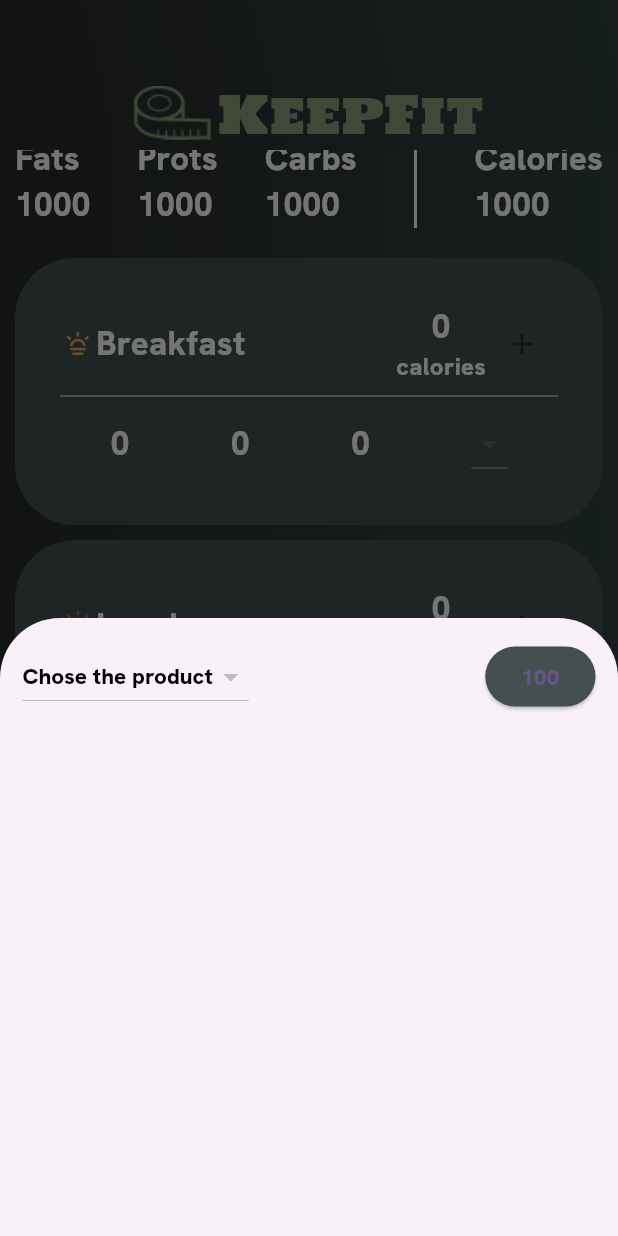
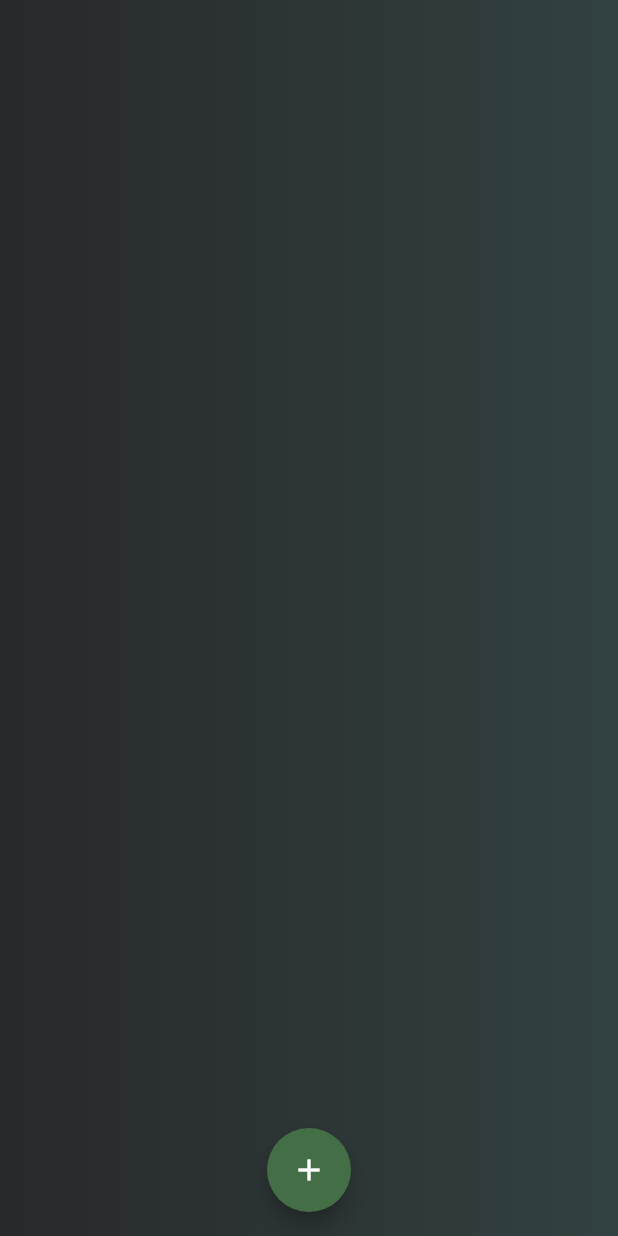
Before and after one commit to furnenshv123/keep_fit, a Flutter app: the screen it shows after launch, scrolled down 210 dp, after a tap on the "add" icon, on a phone screen of 412 x 824 dp. Run offline on Flutter 3.47's test engine with Material 3 defaults, Android fonts, the phone set to English and light mode, and no system bars; drawn by our look-alikes of table_calendar; our stand-ins replace auto_route, bloc, cloud_firestore, dartz, equatable, firebase_auth and 3 more; accounts and stored records are empty.

Commit message:
page product realize (correct mistakes)

```diff
--- a/lib/config/router/router.dart
+++ b/lib/config/router/router.dart
@@ -16,6 +16,7 @@ class AppRouter extends RootStackRouter{
       ]),
 
     ]),
+    AutoRoute(page: ProductRouteWidget.page, path: '/')
   ];
 
 }
--- /dev/null
+++ b/lib/features/diary/domain/entities/ingredient_user_entity.dart
@@ -0,0 +1,30 @@
+import 'package:equatable/equatable.dart';
+
+class IngredientUserEntity extends Equatable {
+  int calories;
+  String name;
+  int proteins;
+  int carbohydrates;
+  int fats;
+  String urlPicture;
+  int weight;
+
+  IngredientUserEntity(
+      {required this.calories,
+      required this.name,
+      required this.proteins,
+      required this.carbohydrates,
+      required this.fats,
+      required this.urlPicture,
+      required this.weight});
+  @override
+  List<Object?> get props => [
+        calories,
+        name,
+        proteins,
+        carbohydrates,
+        fats,
+        urlPicture,
+        weight,
+      ];
+}
--- a/lib/features/diary/presentation/bloc/bloc/ingredient_bloc/ingredient_state.dart
+++ b/lib/features/diary/presentation/bloc/bloc/ingredient_bloc/ingredient_state.dart
@@ -5,6 +5,8 @@ sealed class IngredientState extends Equatable {
 
   @override
   List<Object> get props => [];
+
+
 }
 
 final class IngredientInitial extends IngredientState {}
--- a/lib/features/diary/presentation/bloc/bloc/meal_bloc/meals_bloc_bloc.dart
+++ b/lib/features/diary/presentation/bloc/bloc/meal_bloc/meals_bloc_bloc.dart
@@ -14,7 +14,7 @@ class MealsBlocBloc extends Bloc<MealsBlocEvent, MealsBlocState> {
       resultIngredient.fold((l){
         emit(MealLoadFailure());
       }, (data){
-        emit(MealAcceptState(ingredient: data));
+        emit(MealAcceptState(ingredient: data, index: event.index, weight: event.weight));
       });
     });
   }
--- a/lib/features/diary/presentation/bloc/bloc/meal_bloc/meals_bloc_event.dart
+++ b/lib/features/diary/presentation/bloc/bloc/meal_bloc/meals_bloc_event.dart
@@ -10,6 +10,6 @@ sealed class MealsBlocEvent extends Equatable {
 final class MealWeightPost extends MealsBlocEvent{
   final String name;
   final int weight;
-
-  MealWeightPost({required this.name, required this.weight});
+  final int index;
+  MealWeightPost({required this.index, required this.name, required this.weight});
 }
--- a/lib/features/diary/presentation/bloc/bloc/meal_bloc/meals_bloc_state.dart
+++ b/lib/features/diary/presentation/bloc/bloc/meal_bloc/meals_bloc_state.dart
@@ -18,9 +18,10 @@ final class MealsBlocLoaded extends MealsBlocState implements Equatable{
 }
 
 final class MealAcceptState extends MealsBlocState{
- final IngredientEntity ingredient;
-
-  MealAcceptState({required this.ingredient});
+  final IngredientEntity ingredient;
+  final int index;
+  final int weight;
+  const MealAcceptState({required this.ingredient, required this.index, required this.weight});
 }
 
 final class MealLoadFailure extends MealsBlocState{}
--- a/lib/features/diary/presentation/widgets/meal_widget.dart
+++ b/lib/features/diary/presentation/widgets/meal_widget.dart
@@ -1,11 +1,12 @@
+import 'package:auto_route/auto_route.dart';
 import 'package:flutter/material.dart';
 
 import 'package:flutter_bloc/flutter_bloc.dart';
+import 'package:keep_fit/config/router/router.gr.dart';
 import 'package:keep_fit/features/diary/data/models/meal_model.dart';
 import 'package:keep_fit/features/diary/domain/entities/ingredient_entity.dart';
 import 'package:keep_fit/features/diary/presentation/bloc/bloc/ingredient_bloc/ingredient_bloc.dart';
 import 'package:keep_fit/features/diary/presentation/bloc/bloc/meal_bloc/meals_bloc_bloc.dart';
-import 'package:keep_fit/features/diary/presentation/widgets/sheet_product_widget.dart';
 
 import 'package:keep_fit/themes/colors.dart';
 
@@ -29,13 +30,14 @@ class MealWidget extends StatefulWidget {
 
 class _MealWidgetState extends State<MealWidget> {
   List<IngredientEntity> ingredients = [];
-  IngredientEntity basicIngredient = IngredientEntity(calories: 0, name: '', proteins: 0, carbohydrates: 0, fats: 0, urlPicture: '');
+
   @override
   Widget build(BuildContext context) {
     return MultiBlocProvider(
       providers: [
         BlocProvider<MealsBlocBloc>(create: (context) => MealsBlocBloc()),
-        BlocProvider<IngredientBloc>(create: (context) => IngredientBloc()),],
+        BlocProvider<IngredientBloc>(create: (context) => IngredientBloc()),
+      ],
       // child: BlocBuilder<MealsBlocBloc, MealsBlocState>(
       //   builder: (context, state) {
       //     if(state is MealAcceptState){
@@ -96,7 +98,7 @@ class _MealWidgetState extends State<MealWidget> {
                         for (var element in ingredients) {
                           widget.model.allCalories += element.calories;
                           widget.model.allCarbohydrates +=
-                          element.carbohydrates;
+                              element.carbohydrates;
                           widget.model.allFats += element.fats;
                           widget.model.allProteins += element.proteins;
                         }
@@ -125,42 +127,7 @@ class _MealWidgetState extends State<MealWidget> {
                     IconButton(
                         splashColor: Colors.black,
                         onPressed: () {
-                          showModalBottomSheet(
-                              context: context,
-                              isScrollControlled: true,
-                              shape: const RoundedRectangleBorder(
-                                  borderRadius: BorderRadius.only(
-                                topLeft: Radius.circular(40),
-                                topRight: Radius.circular(40.0),
-                              )),
-                              useSafeArea: true,
-                              builder: (context) {
-                                return DraggableScrollableSheet(
-                                  expand: false,
-                                  snap: true,
-                                  builder: (context, scrollController) {
-
-                                    return ListView.builder(
-                                      controller: scrollController,
-                                      padding: const EdgeInsets.all(15),
-                                      itemCount: ingredients.length+1,
-                                      itemBuilder: (context, index) {
-
-                                        if(index == ingredients.length+1){
-                                          return Container(child: IconButton(onPressed: (){
-                                            setState(() {
-                                              ingredients.add(basicIngredient);
-                                            });
-
-                                          }, icon: const Icon(Icons.add),));
-                                        }
-
-                                        return SheetProductWidget();
-                                      },
-                                    );
-                                  },
-                                );
-                              });
+                          AutoRouter.of(context).push(ProductRouteWidget(ingredients: []));
                         },
                         icon: const Icon(
                           Icons.add,
--- /dev/null
+++ b/lib/features/diary/presentation/widgets/product_page_widget.dart
@@ -0,0 +1,195 @@
+import 'package:auto_route/auto_route.dart';
+import 'package:flutter/material.dart';
+import 'package:flutter/services.dart';
+import 'package:flutter_bloc/flutter_bloc.dart';
+import 'package:keep_fit/features/diary/domain/entities/ingredient_entity.dart';
+import 'package:keep_fit/features/diary/domain/entities/ingredient_user_entity.dart';
+import 'package:keep_fit/features/diary/presentation/bloc/bloc/meal_bloc/meals_bloc_bloc.dart';
+import 'package:keep_fit/features/diary/presentation/widgets/product_widget.dart';
+import 'package:keep_fit/themes/colors.dart';
+
+@RoutePage()
+class ProductPageWidget extends StatefulWidget {
+  ProductPageWidget({super.key, required this.ingredients});
+  List<IngredientUserEntity> ingredients;
+  @override
+  State<ProductPageWidget> createState() => _ProductPageWidgetState();
+}
+
+class _ProductPageWidgetState extends State<ProductPageWidget> {
+  void changeIngredient(int index, IngredientEntity ingredient, int weight){
+    widget.ingredients[index].calories = (ingredient.calories  / 100 * weight).toInt();
+    widget.ingredients[index].carbohydrates = (ingredient.carbohydrates  / 100 * weight).toInt();
+    widget.ingredients[index].fats = (ingredient.fats  / 100 * weight).toInt();
+    widget.ingredients[index].proteins = (ingredient.proteins  / 100 * weight).toInt();
+    widget.ingredients[index].name = ingredient.name;
+    widget.ingredients[index].weight = weight;
+  }
+  @override
+  Widget build(BuildContext context) {
+    return BlocProvider(
+      create: (context) => MealsBlocBloc(),
+      child: BlocBuilder<MealsBlocBloc, MealsBlocState>(
+        builder: (context, state) {
+          if(state is MealAcceptState){
+            changeIngredient(state.index, state.ingredient, state.weight);
+          }
+          return Scaffold(
+            floatingActionButtonLocation:
+                FloatingActionButtonLocation.centerFloat,
+            floatingActionButton: FloatingActionButton(
+              backgroundColor: AppColors.colorForFloating,
+              onPressed: () {
+                widget.ingredients.add(IngredientUserEntity(
+                    calories: 0,
+                    name: '',
+                    proteins: 0,
+                    carbohydrates: 0,
+                    fats: 0,
+                    urlPicture: '',
+                    weight: 100));
+                setState(() {
+                  print(widget.ingredients);
+                });
+
+              },
+              shape: const CircleBorder(),
+              child: const Icon(
+                Icons.add,
+                color: Colors.white,
+              ),
+            ),
+            body: BlocBuilder<MealsBlocBloc, MealsBlocState>(
+              builder: (context, state) {
+                return Container(
+                  padding: const EdgeInsets.all(10),
+                  decoration:
+                      const BoxDecoration(gradient: AppColors.gradientApp),
+                  child: ListView.builder(
+                    itemCount: widget.ingredients.length,
+                    itemBuilder: (context, index) {
+                      return ProductWidget(
+                        name: widget.ingredients[index].name == ''
+                            ? ''
+                            : widget.ingredients[index].name,
+                        weight: widget.ingredients[index].weight,
+                        index: index,
+                      );
+                    },
+                  ),
+                );
+              },
+            ),
+          );
+        },
+      ),
+    );
+  }
+}
+
+
+
+// DropdownButton(
+//                 borderRadius: BorderRadius.circular(40),
+//                 value: dropDownValue,
+//                 style: const TextStyle(
+//                     color: Colors.black, fontFamily: "Hanken", fontSize: 15),
+//                 hint: const Text(
+//                   'Chose the product',
+//                   style: TextStyle(
+//                       fontFamily: "Hanken", fontSize: 15, color: Colors.black),
+//                 ),
+//                 items: state.listIngredients
+//                     .map((value) => DropdownMenuItem(
+//                           value: value.name,
+//                           child: Text(value.name),
+//                         ))
+//                     .toList(),
+//                 onChanged: (value) {
+//                   setState(() {
+//                     dropDownValue = value;
+//                   });
+//                 },
+//               ),
+
+
+
+// ElevatedButton(
+//                   style: const ButtonStyle(
+//                     backgroundColor: MaterialStatePropertyAll<Color?>(
+//                         AppColors.colorForMealWidgets),
+//                   ),
+//                   onPressed: () {
+//                     showDialog(
+//                       context: context,
+//                       builder: (context) {
+//                         return AlertDialog(
+//                           backgroundColor: Colors.white,
+//                           shape: OutlineInputBorder(
+//                               borderRadius: BorderRadius.circular(40)),
+//                           title: const Text('Enter the weight',
+//                               style: TextStyle(
+//                                   color: Colors.black,
+//                                   fontFamily: "Hanken",
+//                                   fontSize: 22)),
+//                           content: TextField(
+//                             cursorColor: AppColors.blackAppColor,
+//                             decoration: const InputDecoration(
+//                                 filled: true,
+//                                 fillColor: Colors.white,
+//                                 border: OutlineInputBorder(
+//                                     borderRadius:
+//                                         BorderRadius.all(Radius.circular(40))),
+//                                 focusedBorder: OutlineInputBorder(
+//                                     borderRadius:
+//                                         BorderRadius.all(Radius.circular(40)),
+//                                     borderSide: BorderSide(width: 3))),
+//                             controller: weightController,
+//                             obscureText: false,
+//                           ),
+//                           actions: [
+//                             TextButton(
+//                                 onPressed: () {
+//                                   Navigator.of(context).pop();
+//                                 },
+//                                 child: const Text('Cancel',
+//                                     style: TextStyle(
+//                                         color: Colors.black,
+//                                         fontFamily: "Hanken",
+//                                         fontSize: 15))),
+//                             TextButton(
+//                                 onPressed: () {
+//                                   //context.select((MealsBlocBloc bloc)=>bloc.add(MealWeightPost(name: dropDownValue!, weight: widget.weight)) );
+
+
+
+//                                 },
+//                                 child: Container(
+//                                   padding: const EdgeInsets.all(6),
+//                                   child: const Text(
+//                                     'Accept',
+//                                     style: TextStyle(
+//                                         color: Colors.white,
+//                                         fontFamily: "Hanken",
+//                                         fontSize: 15),
+//                                   ),
+//                                   decoration: BoxDecoration(
+//                                       color: AppColors.firstForGradient,
+//                                       borderRadius: BorderRadius.circular(20)),
+//                                 )),
+//                           ],
+//                         );
+//                       },
+//                     );
+
+//                   },
+
+//                     Text(
+//                         widget.weight.toString(),
+//                         style: const TextStyle(
+//                           fontFamily: "Hanken",
+//                           fontSize: 15,
+//                           color: Colors.white
+//                         ),
+//                       );
+//                    )
--- a/lib/features/diary/presentation/widgets/sheet_product_widget.dart
+++ /dev/null
@@ -1,151 +0,0 @@
-import 'package:flutter/material.dart';
-import 'package:flutter_bloc/flutter_bloc.dart';
-
-import 'package:keep_fit/features/diary/presentation/bloc/bloc/ingredient_bloc/ingredient_bloc.dart';
-import 'package:keep_fit/features/diary/presentation/bloc/bloc/meal_bloc/meals_bloc_bloc.dart';
-
-import 'package:keep_fit/themes/colors.dart';
-
-class SheetProductWidget extends StatefulWidget {
-  SheetProductWidget({super.key, this.weight = 100});
-  int weight;
-
-  @override
-  State<SheetProductWidget> createState() => _SheetProductWidgetState();
-}
-
-class _SheetProductWidgetState extends State<SheetProductWidget> {
-  final weightController = TextEditingController();
-  String? dropDownValue;
-  @override
-  Widget build(BuildContext context) {
-    return BlocProvider(
-      create: (context) => IngredientBloc()..add(IngredientGetEvent()),
-      child: Container(
-        child: Row(
-          mainAxisAlignment: MainAxisAlignment.spaceBetween,
-          children: [
-            BlocBuilder<IngredientBloc, IngredientState>(
-              builder: (context, state) {
-                if (state is IngerdientLoaded) {
-                  return DropdownButton(
-                    borderRadius: BorderRadius.circular(40),
-                    value: dropDownValue,
-                    style: const TextStyle(
-                        color: Colors.black,
-                        fontFamily: "Hanken",
-                        fontSize: 15),
-                    hint: const Text(
-                      'Chose the product',
-                      style: TextStyle(
-                          fontFamily: "Hanken",
-                          fontSize: 15,
-                          color: Colors.black),
-                    ),
-                    items: state.listIngredients
-                        .map((value) => DropdownMenuItem(
-                              value: value.name,
-                              child: Text(value.name),
-                            ))
-                        .toList(),
-                    onChanged: (value) {
-                      setState(() {
-                        dropDownValue = value;
-                      });
-                    },
-                  );
-                }
-                if (state is IngredientLoadFailure) {
-                  return Container(
-                    child: Text('Failure'),
-                  );
-                }
-                return Container();
-              },
-            ),
-            ElevatedButton(
-                style: const ButtonStyle(
-                  backgroundColor: MaterialStatePropertyAll<Color?>(
-                      AppColors.colorForMealWidgets),
-                ),
-                onPressed: () {
-                  showDialog(
-                    context: context,
-                    builder: (context) {
-                      return AlertDialog(
-                        backgroundColor: Colors.white,
-                        shape: OutlineInputBorder(
-                            borderRadius: BorderRadius.circular(40)),
-                        title: const Text('Enter the weight',
-                            style: TextStyle(
-                                color: Colors.black,
-                                fontFamily: "Hanken",
-                                fontSize: 22)),
-                        content: TextField(
-                          cursorColor: AppColors.blackAppColor,
-                          decoration: const InputDecoration(
-                              filled: true,
-                              fillColor: Colors.white,
-                              border: OutlineInputBorder(
-                                  borderRadius:
-                                      BorderRadius.all(Radius.circular(40))),
-                              focusedBorder: OutlineInputBorder(
-                                  borderRadius:
-                                      BorderRadius.all(Radius.circular(40)),
-                                  borderSide: BorderSide(width: 3))),
-                          controller: weightController,
-                          obscureText: false,
-                        ),
-                        actions: [
-                          TextButton(
-                              onPressed: () {
-                                Navigator.of(context).pop();
-                              },
-                              child: const Text('Cancel',
-                                  style: TextStyle(
-                                      color: Colors.black,
-                                      fontFamily: "Hanken",
-                                      fontSize: 15))),
-                          TextButton(
-                              onPressed: () {
-                                context.select((MealsBlocBloc bloc) =>
-                                    bloc.add(MealWeightPost(
-                                        name: dropDownValue!,
-                                        weight: int.parse(
-                                            weightController.text))));
-                              },
-                              child: Container(
-                                padding: const EdgeInsets.all(6),
-                                child: const Text(
-                                  'Accept',
-                                  style: TextStyle(
-                                      color: Colors.white,
-                                      fontFamily: "Hanken",
-                                      fontSize: 15),
-                                ),
-                                decoration: BoxDecoration(
-                                    color: AppColors.firstForGradient,
-                                    borderRadius: BorderRadius.circular(20)),
-                              )),
-                        ],
-                      );
-                    },
-                  );
-                },
-                child: BlocBuilder<IngredientBloc, IngredientState>(
-                  builder: (context, state) {
-                    return Text(
-                      widget.weight.toString(),
-                      style: const TextStyle(
-                        fontFamily: "Hanken",
-                        fontSize: 15,
-                      ),
-                    );
-                  },
-                ))
-          ],
-        ),
-      ),
-    );
-  }
-}
--- a/lib/themes/colors.dart
+++ b/lib/themes/colors.dart
@@ -20,4 +20,5 @@ secondForGradient,
   static const Color colorForMealWidgets = Color(0xff444F50);
   static const Color colorForBreakfast = Color(0xffE3B254);
   static const Color colorForDinner = Color(0xffE39054);
+  static const Color colorForFloating = Color(0xff446E46);
 }
```
Also changed, not shown: lib/features/diary/presentation/widgets/product_widget.dart (added, +183 -0 lines), lib/config/router/router.gr.dart.
